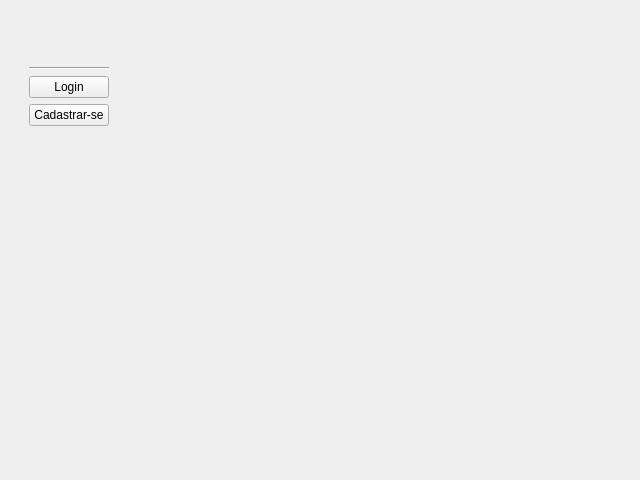
First picture: the form in view/Home.ui, repository Wth10/System-Programmer, before the edit.
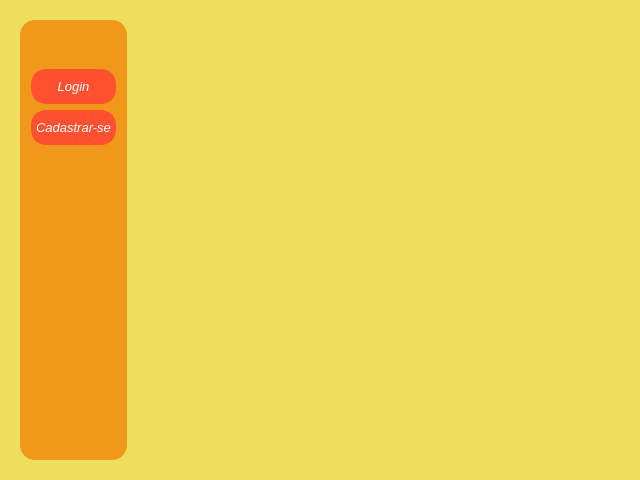
Second picture: the form after the edit. Icons and pictures are not drawn.

```diff
--- a/view/Home.ui
+++ b/view/Home.ui
@@ -13,9 +13,17 @@
   <property name="windowTitle">
    <string>Form</string>
   </property>
+  <property name="styleSheet">
+   <string notr="true">#Form {
+	background: #edde5d;
+}</string>
+  </property>
   <layout class="QHBoxLayout" name="horizontalLayout">
    <item>
     <widget class="QFrame" name="frame">
+     <property name="styleSheet">
+      <string notr="true"/>
+     </property>
      <property name="frameShape">
       <enum>QFrame::NoFrame</enum>
      </property>
@@ -25,6 +33,14 @@
      <layout class="QHBoxLayout" name="horizontalLayout_2">
       <item>
        <widget class="QFrame" name="frame_2">
+        <property name="styleSheet">
+         <string notr="true">#frame_2{
+border: 2px solid #F09819;
+background-color:#F09819;
+border-radius: 15px;
+}
+</string>
+        </property>
         <property name="frameShape">
          <enum>QFrame::NoFrame</enum>
         </property>
@@ -66,15 +82,35 @@
            </layout>
           </widget>
          </item>
-         <item>
-          <widget class="Line" name="line">
-           <property name="orientation">
-            <enum>Qt::Horizontal</enum>
-           </property>
-          </widget>
-         </item>
          <item>
           <widget class="QPushButton" name="BtnLogin">
+           <property name="font">
+            <font>
+             <family>Arial</family>
+             <pointsize>10</pointsize>
+             <italic>true</italic>
+            </font>
+           </property>
+           <property name="styleSheet">
+            <string notr="true">QPushButton:focus{ background-color: #003973; border:1 solid; }
+
+.QPushButton{
+	background-color: #FF512F;
+	color: rgb(255, 255, 255);
+	border: 5px solid#FF512F;
+	border-radius: 15px;
+	height: 25px;
+	width: 75px;
+}
+
+.QPushButton:hover{
+	background-color: #003973;
+	border: 2px;
+	color: white;
+}
+
+</string>
+           </property>
            <property name="text">
             <string>Login</string>
            </property>
@@ -82,6 +118,33 @@
          </item>
          <item>
           <widget class="QPushButton" name="BtnCadastro">
+           <property name="font">
+            <font>
+             <family>Arial</family>
+             <pointsize>10</pointsize>
+             <italic>true</italic>
+            </font>
+           </property>
+           <property name="styleSheet">
+            <string notr="true">QPushButton:focus{ background-color: #003973; border:1 solid; }
+
+.QPushButton{
+	background-color: #FF512F;
+	color: rgb(255, 255, 255);
+	border: 5px solid#FF512F;
+	border-radius: 15px;
+	height: 25px;
+	width: 75px;
+}
+
+.QPushButton:hover{
+	background-color: #003973;
+	border: 2px;
+	color: white;
+}
+
+</string>
+           </property>
            <property name="text">
             <string>Cadastrar-se</string>
            </property>
```
